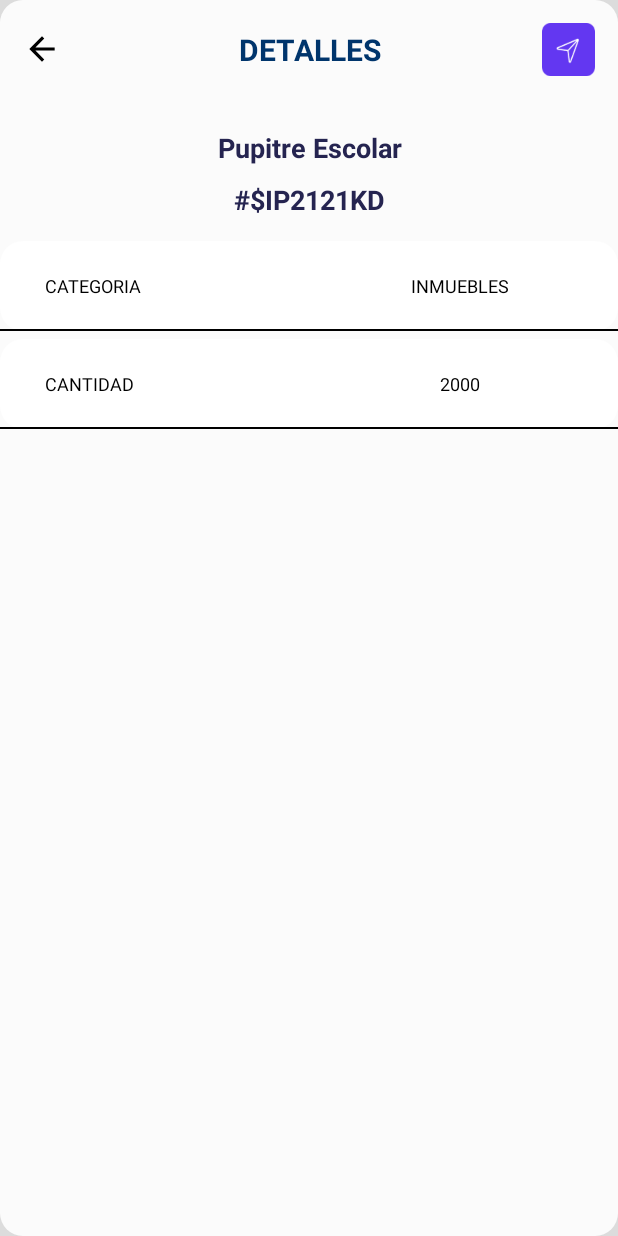
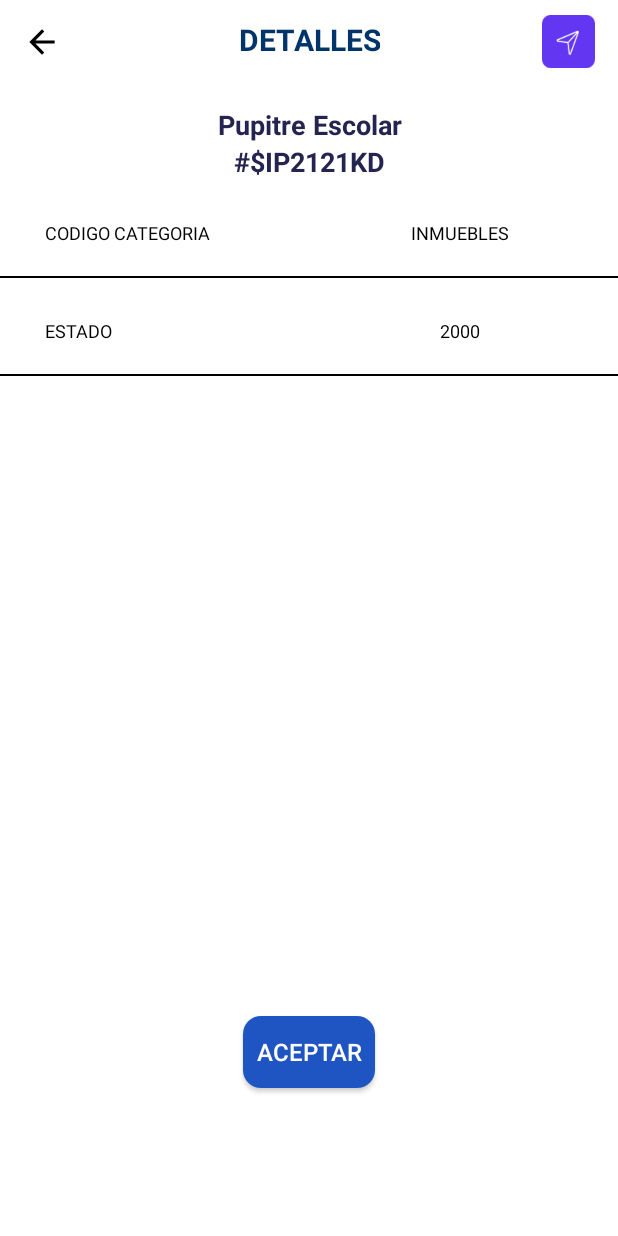
Before and after one commit to Angel-Carde-Pro/FIDABI_M4A_Projecto_FInal, an Android app: the layout activity_inventory_detail.xml on its own in the app's theme, with its tools: preview values and no code run, on a phone screen of 412 x 824 dp. Run offline under Robolectric (Android 15) with nearby library versions, the phone set to English and light mode, and no system bars.

Commit message:
validacion codigo gud

```diff
--- a/app/src/main/java/com/example/fidabi_m4a_projecto_final/ApiClient.java
+++ b/app/src/main/java/com/example/fidabi_m4a_projecto_final/ApiClient.java
@@ -17,7 +17,7 @@ public class ApiClient {
                 .addConverterFactory(GsonConverterFactory.create())
 
                 //colocar ip personal (ipconfig en cmd)(http://ip:8080/)
-                .baseUrl("http://192.168.18.24:8080/")
+                .baseUrl("http://192.168.18.189:8080/")
                 .client(okHttpClient)
                 .build();
         return retrofit;
--- /dev/null
+++ b/app/src/main/res/drawable/rounded_button.xml
@@ -0,0 +1,6 @@
+<?xml version="1.0" encoding="utf-8"?>
+<shape xmlns:android="http://schemas.android.com/apk/res/android"
+    android:shape="rectangle">
+    <corners android:radius="12dp" />
+    <solid android:color="@color/blueista" />
+</shape>
--- a/app/src/main/res/layout/activity_informacion_bien.xml
+++ b/app/src/main/res/layout/activity_informacion_bien.xml
@@ -6,7 +6,7 @@
     android:layout_height="match_parent">
 
     <Button
-        android:id="@+id/btn_aceptarBien"
+        android:id="@+id/btn_aceptar"
         android:layout_width="wrap_content"
         android:layout_height="wrap_content"
         android:text="Aceptar"
--- a/app/src/main/res/layout/activity_inventory_detail.xml
+++ b/app/src/main/res/layout/activity_inventory_detail.xml
@@ -1,26 +1,22 @@
 <?xml version="1.0" encoding="utf-8"?>
-<RelativeLayout xmlns:android="http://schemas.android.com/apk/res/android"
+<androidx.constraintlayout.widget.ConstraintLayout
+    xmlns:android="http://schemas.android.com/apk/res/android"
     xmlns:aapt="http://schemas.android.com/aapt"
     xmlns:app="http://schemas.android.com/apk/res-auto"
     android:layout_width="match_parent"
     android:layout_height="match_parent"
-    android:background="#DCDCDC">
-
-    <LinearLayout
-        android:layout_width="match_parent"
-        android:layout_height="match_parent"
-        android:layout_alignParentBottom="false"
-        android:background="@drawable/round_bg_while"
-        android:orientation="vertical">
+    android:background="@color/white">
 
     <RelativeLayout
+        android:id="@+id/rl_header"
         android:layout_width="match_parent"
         android:layout_height="wrap_content"
         android:layout_margin="5dp"
         android:layout_marginStart="5dp"
         android:layout_marginTop="5dp"
         android:layout_marginEnd="5dp"
-            android:layout_marginBottom="5dp">
+        android:layout_marginBottom="5dp"
+        app:layout_constraintTop_toTopOf="parent">
 
         <ImageView
             android:id="@+id/back"
@@ -35,9 +31,10 @@
             android:backgroundTint="@color/black" />
 
         <TextView
-                android:layout_width="match_parent"
+            android:layout_width="wrap_content"
             android:layout_height="30dp"
-                android:layout_marginTop="14dp"
+            android:layout_centerHorizontal="true"
+            android:layout_centerVertical="true"
             android:text="@string/details_txt"
             android:textAlignment="center"
             android:textColor="@color/blueistadark"
@@ -50,16 +47,14 @@
             android:layout_height="35dp"
             android:layout_alignParentEnd="true"
             android:layout_centerVertical="true"
-                android:layout_marginTop="10dp"
             android:layout_marginEnd="10dp"
-                android:layout_marginBottom="10dp"
             android:background="@drawable/share_button_icon" />
 
     </RelativeLayout>
 
     <TextView
-            android:id="@+id/detail_txt2"
-            android:layout_width="match_parent"
+        android:id="@+id/txt_descripcion"
+        android:layout_width="0dp"
         android:layout_height="wrap_content"
         android:layout_marginTop="20dp"
         android:layout_marginBottom="10dp"
@@ -67,26 +62,35 @@
         android:textAlignment="center"
         android:textColor="#252450"
         android:textSize="18sp"
-            android:textStyle="bold" />
+        android:textStyle="bold"
+        app:layout_constraintTop_toBottomOf="@+id/rl_header"
+        app:layout_constraintStart_toStartOf="parent"
+        app:layout_constraintEnd_toEndOf="parent" />
 
     <TextView
         android:id="@+id/cod_txt"
-            android:layout_width="match_parent"
+        android:layout_width="0dp"
         android:layout_height="wrap_content"
         android:layout_marginBottom="10dp"
         android:text="#$IP2121KD"
         android:textAlignment="center"
         android:textColor="#252450"
         android:textSize="18sp"
-            android:textStyle="bold" />
+        android:textStyle="bold"
+        app:layout_constraintTop_toBottomOf="@+id/txt_descripcion"
+        app:layout_constraintStart_toStartOf="parent"
+        app:layout_constraintEnd_toEndOf="parent" />
 
     <RelativeLayout
         android:id="@+id/Item_1"
-            android:layout_width="match_parent"
+        android:layout_width="0dp"
         android:layout_height="60dp"
         android:layout_marginTop="5dp"
         android:background="@drawable/button_selector"
-            android:clickable="true">
+        android:clickable="true"
+        app:layout_constraintTop_toBottomOf="@+id/cod_txt"
+        app:layout_constraintStart_toStartOf="parent"
+        app:layout_constraintEnd_toEndOf="parent">
 
         <View
             android:layout_width="match_parent"
@@ -100,14 +104,14 @@
             android:layout_centerVertical="true"
             android:layout_marginLeft="30dp"
             android:fontFamily="sans-serif-thin"
-                android:text="CATEGORIA"
+            android:text="CODIGO CATEGORIA"
             android:textAlignment="viewStart"
             android:textColor="@color/black"
             android:textSize="12sp"
             android:textStyle="bold" />
 
         <TextView
-                android:id="@+id/textView"
+            android:id="@+id/txt_categoria"
             android:layout_width="150dp"
             android:layout_height="wrap_content"
             android:layout_alignParentEnd="true"
@@ -124,11 +128,14 @@
 
     <RelativeLayout
         android:id="@+id/Item_2"
-            android:layout_width="match_parent"
+        android:layout_width="0dp"
         android:layout_height="60dp"
         android:layout_marginTop="5dp"
         android:background="@drawable/button_selector"
-            android:clickable="true">
+        android:clickable="true"
+        app:layout_constraintTop_toBottomOf="@+id/Item_1"
+        app:layout_constraintStart_toStartOf="parent"
+        app:layout_constraintEnd_toEndOf="parent">
 
         <View
             android:layout_width="match_parent"
@@ -142,14 +149,14 @@
             android:layout_centerVertical="true"
             android:layout_marginLeft="30dp"
             android:fontFamily="sans-serif-thin"
-                android:text="CANTIDAD"
+            android:text="ESTADO"
             android:textAlignment="viewStart"
             android:textColor="@color/black"
             android:textSize="12sp"
             android:textStyle="bold" />
 
         <TextView
-                android:id="@+id/textView2"
+            android:id="@+id/txt_estadoBien"
             android:layout_width="150dp"
             android:layout_height="wrap_content"
             android:layout_alignParentEnd="true"
@@ -164,5 +171,23 @@
 
     </RelativeLayout>
 
-    </LinearLayout>
-</RelativeLayout>
+    <Button
+        android:id="@+id/button_aceptar"
+        android:layout_width="wrap_content"
+        android:layout_height="wrap_content"
+        android:layout_marginTop="16dp"
+        android:text="Aceptar"
+        android:textSize="16sp"
+        android:textColor="@android:color/white"
+        android:background="@drawable/rounded_button"
+        app:layout_constraintBottom_toTopOf="@id/guideline_bottom_margin"
+        app:layout_constraintStart_toStartOf="parent"
+        app:layout_constraintEnd_toEndOf="parent" />
+
+    <androidx.constraintlayout.widget.Guideline
+        android:id="@+id/guideline_bottom_margin"
+        android:layout_width="match_parent"
+        android:layout_height="wrap_content"
+        android:orientation="horizontal"
+        app:layout_constraintGuide_percent="0.88" />
+</androidx.constraintlayout.widget.ConstraintLayout>
```
Also changed, not shown: app/src/main/java/com/example/fidabi_m4a_projecto_final/activities/ActivityHome.java (+12 -16 lines), app/src/main/java/com/example/fidabi_m4a_projecto_final/activities/ActivityInformacionBien.java (+68 -10 lines), app/src/main/java/com/example/fidabi_m4a_projecto_final/request/BienResponse.java (added, +139 -0 lines), app/src/main/java/com/example/fidabi_m4a_projecto_final/service/UserService.java (+5 -2 lines). Lines whose indentation alone changed are shown as unchanged.
